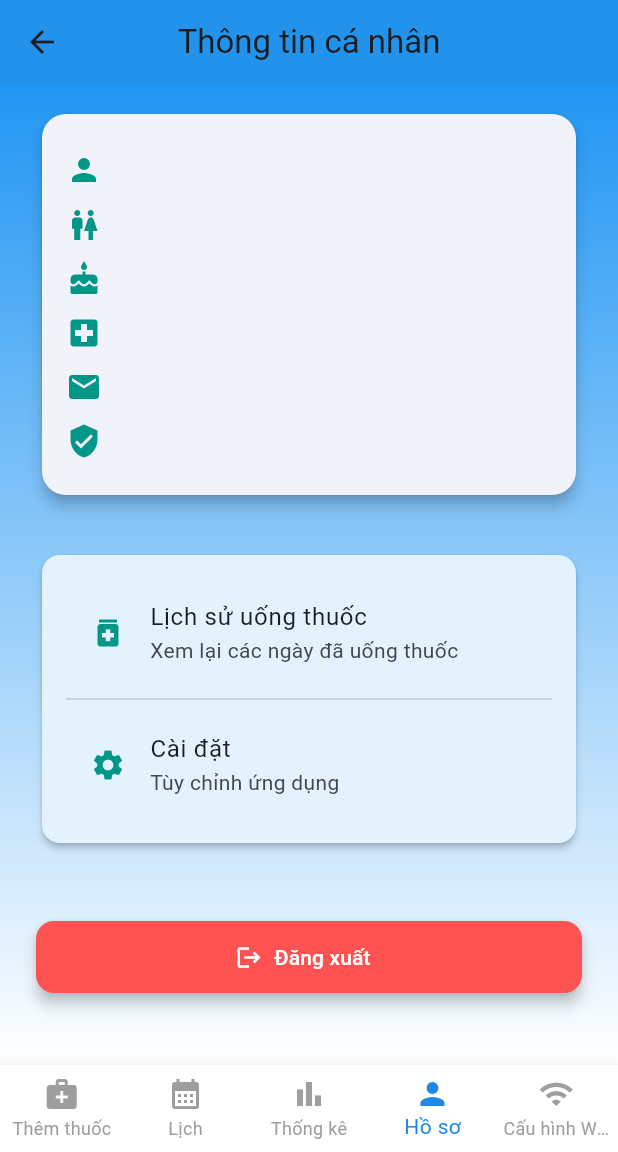
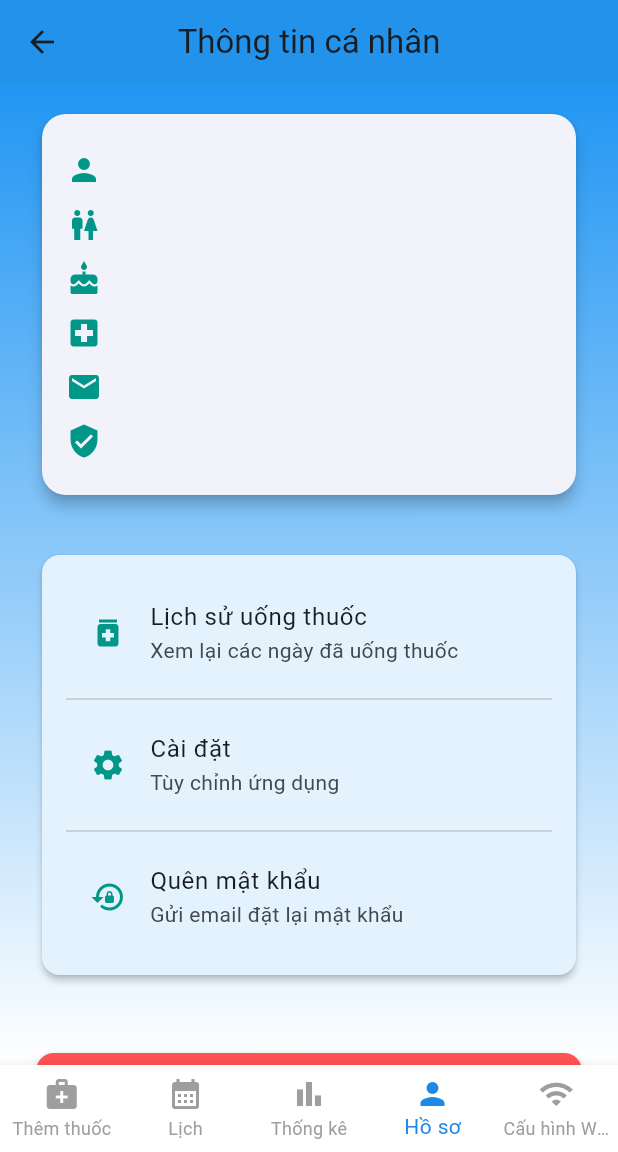
Before and after one commit to TanDucc/pill-reminder, a Flutter app: the MainScreen screen opened by its route, item 4 of the bottom bar chosen, scrolled down 136 dp, on a phone screen of 412 x 824 dp, the part 84-1236 px from its top. Run offline on Flutter 3.47's test engine with Material 3 defaults, Android fonts, the phone set to English and light mode, and no system bars; our stand-ins replace cloud_firestore, firebase_auth, firebase_core, firebase_database, flutter_local_notifications, table_calendar and 1 more; accounts and stored records are empty.

Commit message:
Them quen mat khau, sua giao dien splash, thay doi icon, fix bug tab profile

```diff
--- a/lib/main.dart
+++ b/lib/main.dart
@@ -63,12 +63,28 @@ class MainScreen extends StatefulWidget {
 
 class _MainScreenState extends State<MainScreen> {
   int _selectedIndex = 0;
+  late final ValueNotifier<int> selectedIndexNotifier;
 
-  final List<Widget> _screens = [
+  @override
+  void initState() {
+    super.initState();
+    selectedIndexNotifier = ValueNotifier<int>(0);
+    selectedIndexNotifier.addListener(_onTabChanged);
+  }
+
+  void _onTabChanged() {
+    if (_selectedIndex != selectedIndexNotifier.value) {
+      setState(() {
+        _selectedIndex = selectedIndexNotifier.value;
+      });
+    }
+  }
+
+  late final List<Widget> _screens = [
     const AddMedicineScreen(),
-    const CalendarScreen(),
-    const StatsScreen(),
-    const ProfileScreen(),
+    CalendarScreen(selectedIndexNotifier: selectedIndexNotifier),
+    StatsScreen(selectedIndexNotifier: selectedIndexNotifier),
+    ProfileScreen(selectedIndexNotifier: selectedIndexNotifier),
     const WifiConfigScreen(),
   ];
 
@@ -84,9 +100,7 @@ class _MainScreenState extends State<MainScreen> {
       bottomNavigationBar: BottomNavigationBar(
         currentIndex: _selectedIndex,
         onTap: (index) {
-          setState(() {
-            _selectedIndex = index;
-          });
+          selectedIndexNotifier.value = index;
         },
         selectedItemColor: Theme.of(context).colorScheme.primary,
         unselectedItemColor: Colors.grey,
--- a/lib/screens/calendar_screen.dart
+++ b/lib/screens/calendar_screen.dart
@@ -4,7 +4,9 @@ import 'package:firebase_auth/firebase_auth.dart';
 import 'package:cloud_firestore/cloud_firestore.dart';
 
 class CalendarScreen extends StatefulWidget {
-  const CalendarScreen({super.key});
+  final ValueNotifier<int>? selectedIndexNotifier;
+
+  const CalendarScreen({required this.selectedIndexNotifier, super.key});
 
   @override
   State<CalendarScreen> createState() => _CalendarScreenState();
--- a/lib/screens/profile_screen.dart
+++ b/lib/screens/profile_screen.dart
@@ -4,7 +4,9 @@ import 'package:firebase_auth/firebase_auth.dart';
 import 'package:cloud_firestore/cloud_firestore.dart';
 
 class ProfileScreen extends StatefulWidget {
-  const ProfileScreen({super.key});
+  final ValueNotifier<int>? selectedIndexNotifier;
+
+  const ProfileScreen({required this.selectedIndexNotifier, super.key});
 
   @override
   State<ProfileScreen> createState() => _ProfileScreenState();
@@ -84,6 +86,31 @@ class _ProfileScreenState extends State<ProfileScreen> {
     await FirebaseAuth.instance.signOut();
     if (context.mounted) {
       Navigator.pushReplacementNamed(context, '/login');
+    }
+  }
+
+  Future<void> _resetPassword() async {
+    final user = FirebaseAuth.instance.currentUser;
+    if (user?.email == null) {
+      ScaffoldMessenger.of(context).showSnackBar(
+        const SnackBar(content: Text('Không tìm thấy email để đặt lại mật khẩu')),
+      );
+      return;
+    }
+
+    try {
+      await FirebaseAuth.instance.sendPasswordResetEmail(email: user!.email!);
+      if (mounted) {
+        ScaffoldMessenger.of(context).showSnackBar(
+          const SnackBar(content: Text('Email đặt lại mật khẩu đã được gửi')),
+        );
+      }
+    } catch (e) {
+      if (mounted) {
+        ScaffoldMessenger.of(context).showSnackBar(
+          SnackBar(content: Text('Lỗi gửi email: $e')),
+        );
+      }
     }
   }
 
@@ -212,9 +239,7 @@ class _ProfileScreenState extends State<ProfileScreen> {
                             leading: const Icon(Icons.medication, color: Colors.teal),
                             title: const Text('Lịch sử uống thuốc'),
                             subtitle: const Text('Xem lại các ngày đã uống thuốc'),
-                            onTap: () {
-                              // TODO: Chuyển sang màn hình lịch sử
-                            },
+                            onTap: () => widget.selectedIndexNotifier?.value = 1,
                           ),
                           const Divider(),
                           ListTile(
@@ -224,6 +249,13 @@ class _ProfileScreenState extends State<ProfileScreen> {
                             onTap: () {
                               // TODO: Chuyển sang màn hình cài đặt
                             },
+                          ),
+                          const Divider(),
+                          ListTile(
+                            leading: const Icon(Icons.lock_reset, color: Colors.teal),
+                            title: const Text('Quên mật khẩu'),
+                            subtitle: const Text('Gửi email đặt lại mật khẩu'),
+                            onTap: _resetPassword,
                           ),
                         ],
                       ),
--- a/lib/screens/stats_screen.dart
+++ b/lib/screens/stats_screen.dart
@@ -100,7 +100,9 @@ class _PieChartPainter extends CustomPainter {
 }
 
 class StatsScreen extends StatefulWidget {
-  const StatsScreen({super.key});
+  final ValueNotifier<int>? selectedIndexNotifier;
+
+  const StatsScreen({required this.selectedIndexNotifier, super.key});
 
   @override
   State<StatsScreen> createState() => _StatsScreenState();
--- a/pubspec.yaml
+++ b/pubspec.yaml
@@ -57,11 +57,17 @@ dev_dependencies:
   # package. See that file for information about deactivating specific lint
   # rules and activating additional ones.
   flutter_lints: ^4.0.0
+  flutter_launcher_icons: ^0.13.1
 
 # For information on the generic Dart part of this file, see the
 # following page: https://dart.dev/tools/pub/pubspec
 
 # The following section is specific to Flutter packages.
+flutter_launcher_icons:
+  android: true
+  ios: true
+  image_path: "assets/icon.png"
+
 flutter:
 
   # The following line ensures that the Material Icons font is
```
Also changed, not shown: lib/screens/splash_screen.dart (+49 -10 lines), pubspec.lock, 28 other files.
